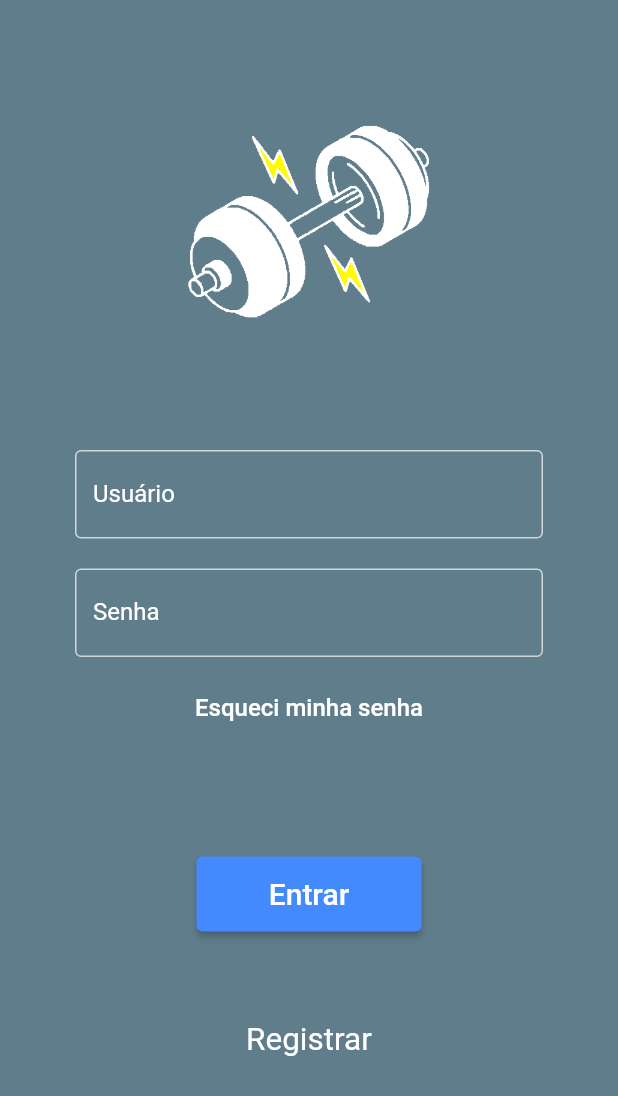
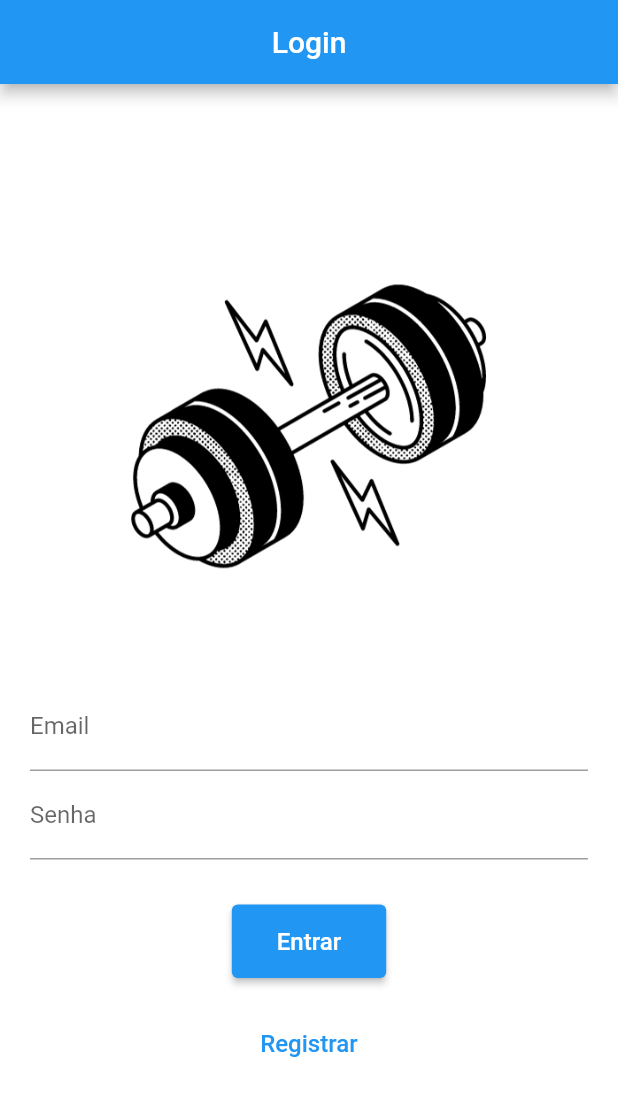
Before and after one commit to luizeduardom/training_sheep_app, a Flutter app: the screen it shows after launch, on a phone screen of 412 x 824 dp. Shown: the top 1096 px of the screen. Run offline on Flutter 3.47's test engine with Material 2 defaults, Android fonts, the phone set to English and light mode, and no system bars; our stand-ins replace cloud_firestore, firebase_auth, firebase_core; accounts and stored records are empty.

Commit message:
firebase auth adicionado ao projeto e tela de login alterada

```diff
--- /dev/null
+++ b/lib/LoginPage.dart
@@ -0,0 +1,121 @@
+import 'package:cloud_firestore/cloud_firestore.dart';
+import 'package:flutter/material.dart';
+import 'package:firebase_auth/firebase_auth.dart';
+
+class LoginPage extends StatefulWidget {
+  @override
+  _LoginPageState createState() => _LoginPageState();
+}
+
+class _LoginPageState extends State<LoginPage> {
+  final FirebaseAuth _auth = FirebaseAuth.instance;
+  final TextEditingController _emailController = TextEditingController();
+  final TextEditingController _passwordController = TextEditingController();
+
+  Future<void> _signIn() async {
+    String email = _emailController.text.trim();
+    String password = _passwordController.text.trim();
+    try {
+      final UserCredential userCredential = await _auth
+          .signInWithEmailAndPassword(
+        email: email,
+        password: password,
+      );
+
+      showDialog(
+        context: context,
+        builder: (BuildContext context) {
+          return AlertDialog(
+            title: const Text('Sucesso'),
+            content: const Text(
+                'Logado.'),
+            actions: <Widget>[
+              TextButton(
+                onPressed: () {
+                  Navigator.of(context).pop(); // Feche o diálogo
+                },
+                child: const Text('OK'),
+              ),
+            ],
+          );
+        },
+      );
+
+    } catch (e) {
+      // Tratar erros de autenticação, como usuário ou senha inválidos, exibindo um diálogo de erro.
+      showDialog(
+        context: context,
+        builder: (BuildContext context) {
+          return AlertDialog(
+            title: const Text('Erro de autenticação'),
+            content: const Text(
+                'Usuário ou senha inválidos. Verifique suas credenciais e tente novamente.'),
+            actions: <Widget>[
+              TextButton(
+                onPressed: () {
+                  Navigator.of(context).pop(); // Feche o diálogo
+                },
+                child: const Text('OK'),
+              ),
+            ],
+          );
+        },
+      );
+
+      print('Erro de autenticação: $e');
+    }
+  }
+
+  @override
+  Widget build(BuildContext context) {
+    return Scaffold(
+      resizeToAvoidBottomInset: false,
+      backgroundColor: Colors.white,
+      appBar: AppBar(
+        title: Text('Login'),
+        centerTitle: true,
+      ),
+      body: Column(
+        mainAxisAlignment: MainAxisAlignment.center,
+        children: <Widget>[
+          Container(
+            child:
+              Image.asset('assets/icon/logo_training_sheet.png', height: 295),
+          ),
+          Padding(
+            padding: const EdgeInsets.all(20.0),
+            child: Column(
+              mainAxisAlignment: MainAxisAlignment.center,
+              children: <Widget>[
+                TextField(
+                  controller: _emailController,
+                  decoration: InputDecoration(labelText: 'Email'),
+                ),
+                TextField(
+                  controller: _passwordController,
+                  decoration: InputDecoration(labelText: 'Senha'),
+                  obscureText: true,
+                ),
+                SizedBox(height: 30.0),
+                ElevatedButton(
+                  onPressed: _signIn,
+                  style: ElevatedButton.styleFrom(
+                    padding: EdgeInsets.symmetric(vertical: 15, horizontal: 30), // Ajuste o valor vertical conforme necessário
+                  ),
+                  child: Text('Entrar', style: TextStyle(fontSize: 16),),
+                ),
+                SizedBox(height: 20.0),
+                TextButton(
+                  onPressed: () {
+                    // Funcao de registrar
+                  },
+                  child: Text('Registrar', style: TextStyle(fontSize: 16),),
+                ),
+              ],
+            ),
+          ),
+        ],
+      ),
+    );
+  }
+}
--- a/lib/LoginScreen.dart
+++ /dev/null
@@ -1,104 +0,0 @@
-import 'package:flutter/material.dart';
-class LoginScreen extends StatelessWidget {
-  const LoginScreen({super.key});
-
-  @override
-  Widget build(BuildContext context) {
-    return Scaffold(
-      resizeToAvoidBottomInset: false,
-      body: Container(
-        padding: const EdgeInsets.all(50.0),
-        color: Colors.blueGrey, // Fundo preto
-        child: SingleChildScrollView(
-          child: Column(
-            mainAxisAlignment: MainAxisAlignment.center,
-            children: <Widget>[
-              Container(
-                width: 200.0,
-                height: 200.0,
-                margin: const EdgeInsets.only(bottom: 50),
-                child: Image.asset('assets/icon/login.png'),
-              ),
-              const CustomTextField(labelText: 'Usuário'),
-              const SizedBox(height: 20.0),
-              const CustomTextField(labelText: 'Senha', obscureText: true),
-              const SizedBox(height: 10.0),
-              Align(
-                alignment: Alignment.centerRight,
-                child: TextButton(
-                  onPressed: () {
-                    // lógica para a ação "Esqueci minha senha" aqui
-                  },
-                  child: const Row(
-                    mainAxisAlignment: MainAxisAlignment.center,
-                    children: [
-                      InkWell(
-                        child: Text(
-                          'Esqueci minha senha',
-                          style: TextStyle(color: Colors.white, fontSize: 16),
-                        ),
-                      ),
-                    ],
-                  ),
-                ),
-              ),
-              const SizedBox(height: 75.0),
-              ElevatedButton(
-                  onPressed: () {
-                    // Implemente a lógica para o botão "Entrar" aqui
-                  },
-                  style: ElevatedButton.styleFrom(
-                    backgroundColor: Colors.blueAccent,
-                    minimumSize: const Size(150, 50),
-                  ),
-                  child: const Text(
-                    'Entrar',
-                    style: TextStyle(fontSize: 20),
-                  )),
-              const SizedBox(height: 30.0),
-              Container(
-                margin: const EdgeInsetsDirectional.only(top: 30),
-                child: const InkWell(
-                  child: Text(
-                    'Registrar',
-                    style: TextStyle(
-                      color: Colors.white,
-                      fontSize: 21,
-                    ),
-                  ),
-                ),
-              ),
-            ],
-          ),
-        ),
-      ),
-      backgroundColor: Colors.blueGrey,
-    );
-  }
-}
-
-class CustomTextField extends StatelessWidget {
-  final String labelText;
-  final bool obscureText;
-
-  const CustomTextField(
-      {super.key, required this.labelText, this.obscureText = false});
-
-  @override
-  Widget build(BuildContext context) {
-    return TextFormField(
-      obscureText: obscureText,
-      style: const TextStyle(color: Colors.white),
-      decoration: InputDecoration(
-        labelText: labelText,
-        labelStyle: const TextStyle(color: Colors.white),
-        focusedBorder: const OutlineInputBorder(
-          borderSide: BorderSide(color: Colors.white70),
-        ),
-        enabledBorder: const OutlineInputBorder(
-          borderSide: BorderSide(color: Colors.white70),
-        ),
-      ),
-    );
-  }
-}
--- a/lib/SplashScreen.dart
+++ b/lib/SplashScreen.dart
@@ -1,6 +1,5 @@
 import 'package:flutter/material.dart';
-
-import 'LoginScreen.dart';
+import 'LoginPage.dart';
 class SplashScreen extends StatefulWidget {
   @override
   _SplashScreenState createState() => _SplashScreenState();
@@ -25,7 +24,7 @@ class _SplashScreenState extends State<SplashScreen> {
     return Scaffold(
       body: Stack(
         children: [
-          const LoginScreen(),
+          LoginPage(),
 
           // Tela de Abertura com animação de fade
           AnimatedOpacity(
@@ -33,7 +32,7 @@ class _SplashScreenState extends State<SplashScreen> {
             duration: const Duration(seconds: 1),
             child: const Center(
               child: CircularProgressIndicator(
-                color: Colors.white,
+                color: Colors.blue,
               ),
             ),
           ),
--- a/pubspec.yaml
+++ b/pubspec.yaml
@@ -36,6 +36,9 @@ dependencies:
   # Use with the CupertinoIcons class for iOS style icons.
   cupertino_icons: ^1.0.2
   flutter_launcher_icons: ^0.13.1
+  firebase_core: ^2.16.0
+  firebase_auth: ^4.10.0
+  cloud_firestore: ^4.9.2
 
 flutter_launcher_icons:
   android: true
```
Also changed, not shown: lib/main.dart (+8 -3 lines), lib/firebase_options.dart (added), pubspec.lock, 9 other files.
